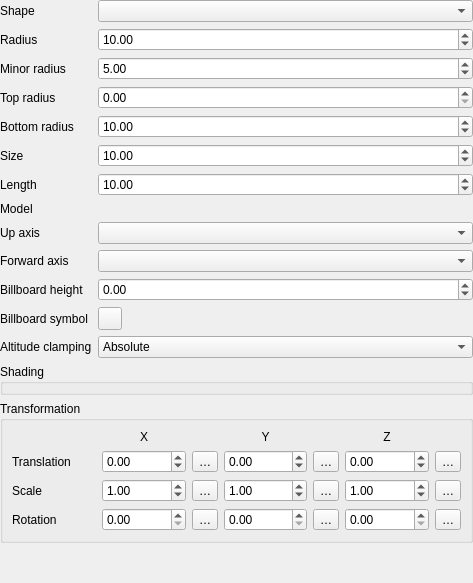
First picture: the form in src/ui/3d/point3dsymbolwidget.ui, repository qgis/QGIS, before the edit.
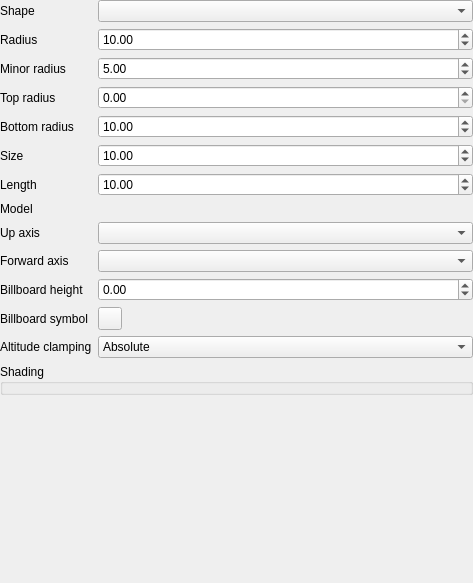
Second picture: the form after the edit. Custom widgets are drawn as their Qt base class.

Commit message: qgspoint3dsymbolwidget: Switch to compact style

Patch:
```diff
--- a/src/ui/3d/point3dsymbolwidget.ui
+++ b/src/ui/3d/point3dsymbolwidget.ui
@@ -290,228 +290,6 @@
      </layout>
     </widget>
    </item>
-   <item row="2" column="0" colspan="2">
-    <widget class="QgsCollapsibleGroupBox" name="transformationWidget">
-     <property name="title">
-      <string>Transformation</string>
-     </property>
-     <layout class="QGridLayout" name="gridLayout">
-      <item row="0" column="1">
-       <widget class="QLabel" name="label_5">
-        <property name="text">
-         <string>X</string>
-        </property>
-        <property name="alignment">
-         <set>Qt::AlignmentFlag::AlignCenter</set>
-        </property>
-       </widget>
-      </item>
-      <item row="2" column="6">
-       <widget class="QgsPropertyOverrideButton" name="mButtonDDScaleZ">
-        <property name="text">
-         <string>…</string>
-        </property>
-       </widget>
-      </item>
-      <item row="1" column="0">
-       <widget class="QLabel" name="label_2">
-        <property name="text">
-         <string>Translation</string>
-        </property>
-       </widget>
-      </item>
-      <item row="2" column="0">
-       <widget class="QLabel" name="label_3">
-        <property name="text">
-         <string>Scale</string>
-        </property>
-       </widget>
-      </item>
-      <item row="0" column="5">
-       <widget class="QLabel" name="label_7">
-        <property name="text">
-         <string>Z</string>
-        </property>
-        <property name="alignment">
-         <set>Qt::AlignmentFlag::AlignCenter</set>
-        </property>
-       </widget>
-      </item>
-      <item row="2" column="4">
-       <widget class="QgsPropertyOverrideButton" name="mButtonDDScaleY">
-        <property name="text">
-         <string>…</string>
-        </property>
-       </widget>
-      </item>
-      <item row="1" column="2">
-       <widget class="QgsPropertyOverrideButton" name="mButtonDDTranslationX">
-        <property name="text">
-         <string>…</string>
-        </property>
-       </widget>
-      </item>
-      <item row="2" column="1">
-       <widget class="QgsDoubleSpinBox" name="spinSX">
-        <property name="minimum">
-         <double>-99999.899999999994179</double>
-        </property>
-        <property name="maximum">
-         <double>99999.899999999994179</double>
-        </property>
-        <property name="value">
-         <double>1.000000000000000</double>
-        </property>
-       </widget>
-      </item>
-      <item row="2" column="3">
-       <widget class="QgsDoubleSpinBox" name="spinSY">
-        <property name="minimum">
-         <double>-99999.899999999994179</double>
-        </property>
-        <property name="maximum">
-         <double>99999.899999999994179</double>
-        </property>
-        <property name="value">
-         <double>1.000000000000000</double>
-        </property>
-       </widget>
-      </item>
-      <item row="1" column="1">
-       <widget class="QgsDoubleSpinBox" name="spinTX">
-        <property name="minimum">
-         <double>-99999.899999999994179</double>
-        </property>
-        <property name="maximum">
-         <double>99999.899999999994179</double>
-        </property>
-       </widget>
-      </item>
-      <item row="3" column="0">
-       <widget class="QLabel" name="label_4">
-        <property name="text">
-         <string>Rotation</string>
-        </property>
-       </widget>
-      </item>
-      <item row="2" column="2">
-       <widget class="QgsPropertyOverrideButton" name="mButtonDDScaleX">
-        <property name="text">
-         <string>…</string>
-        </property>
-       </widget>
-      </item>
-      <item row="1" column="3">
-       <widget class="QgsDoubleSpinBox" name="spinTY">
-        <property name="minimum">
-         <double>-99999.899999999994179</double>
-        </property>
-        <property name="maximum">
-         <double>99999.899999999994179</double>
-        </property>
-       </widget>
-      </item>
-      <item row="0" column="3">
-       <widget class="QLabel" name="label_6">
-        <property name="text">
-         <string>Y</string>
-        </property>
-        <property name="alignment">
-         <set>Qt::AlignmentFlag::AlignCenter</set>
-        </property>
-       </widget>
-      </item>
-      <item row="2" column="5">
-       <widget class="QgsDoubleSpinBox" name="spinSZ">
-        <property name="minimum">
-         <double>-99999.899999999994179</double>
-        </property>
-        <property name="maximum">
-         <double>99999.899999999994179</double>
-        </property>
-        <property name="value">
-         <double>1.000000000000000</double>
-        </property>
-       </widget>
-      </item>
-      <item row="1" column="4">
-       <widget class="QgsPropertyOverrideButton" name="mButtonDDTranslationY">
-        <property name="text">
-         <string>…</string>
-        </property>
-       </widget>
-      </item>
-      <item row="1" column="5">
-       <widget class="QgsDoubleSpinBox" name="spinTZ">
-        <property name="minimum">
-         <double>-99999.899999999994179</double>
-        </property>
-        <property name="maximum">
-         <double>99999.899999999994179</double>
-        </property>
-       </widget>
-      </item>
-      <item row="1" column="6">
-       <widget class="QgsPropertyOverrideButton" name="mButtonDDTranslationZ">
-        <property name="text">
-         <string>…</string>
-        </property>
-       </widget>
-      </item>
-      <item row="3" column="1">
-       <widget class="QgsDoubleSpinBox" name="spinRX">
-        <property name="decimals">
-         <number>2</number>
-        </property>
-        <property name="maximum">
-         <double>360.000000000000000</double>
-        </property>
-       </widget>
-      </item>
-      <item row="3" column="3">
-       <widget class="QgsDoubleSpinBox" name="spinRY">
-        <property name="decimals">
-         <number>2</number>
-        </property>
-        <property name="maximum">
-         <double>360.000000000000000</double>
-        </property>
-       </widget>
-      </item>
-      <item row="3" column="5">
-       <widget class="QgsDoubleSpinBox" name="spinRZ">
-        <property name="decimals">
-         <number>2</number>
-        </property>
-        <property name="maximum">
-         <double>360.000000000000000</double>
-        </property>
-       </widget>
-      </item>
-      <item row="3" column="2">
-       <widget class="QgsPropertyOverrideButton" name="mButtonDDRotationX">
-        <property name="text">
-         <string>…</string>
-        </property>
-       </widget>
-      </item>
-      <item row="3" column="4">
-       <widget class="QgsPropertyOverrideButton" name="mButtonDDRotationY">
-        <property name="text">
-         <string>…</string>
-        </property>
-       </widget>
-      </item>
-      <item row="3" column="6">
-       <widget class="QgsPropertyOverrideButton" name="mButtonDDRotationZ">
-        <property name="text">
-         <string>…</string>
-        </property>
-       </widget>
-      </item>
-     </layout>
-    </widget>
-   </item>
   </layout>
  </widget>
  <customwidgets>
```
Left out of the diff: 18 changed lines with no effect on the pictures. The commit also changes 2 other files.
